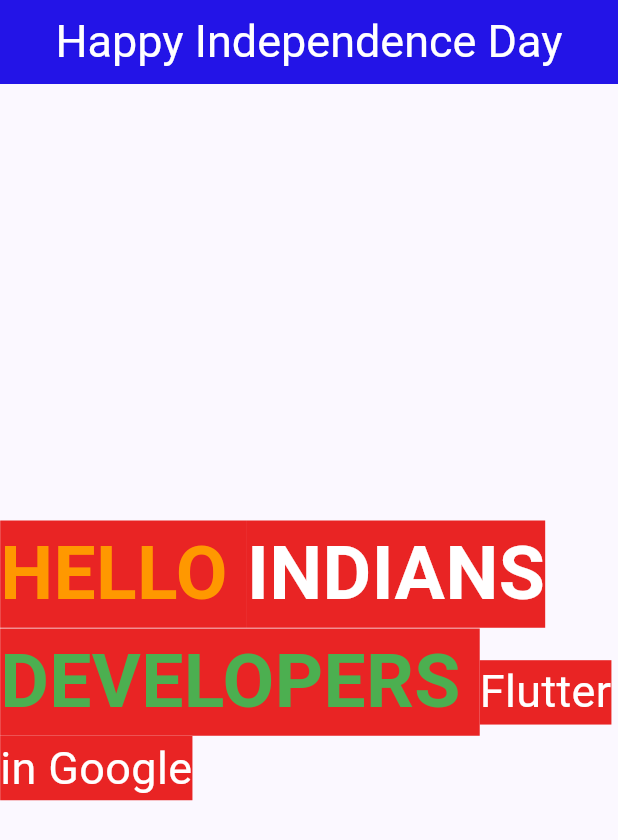
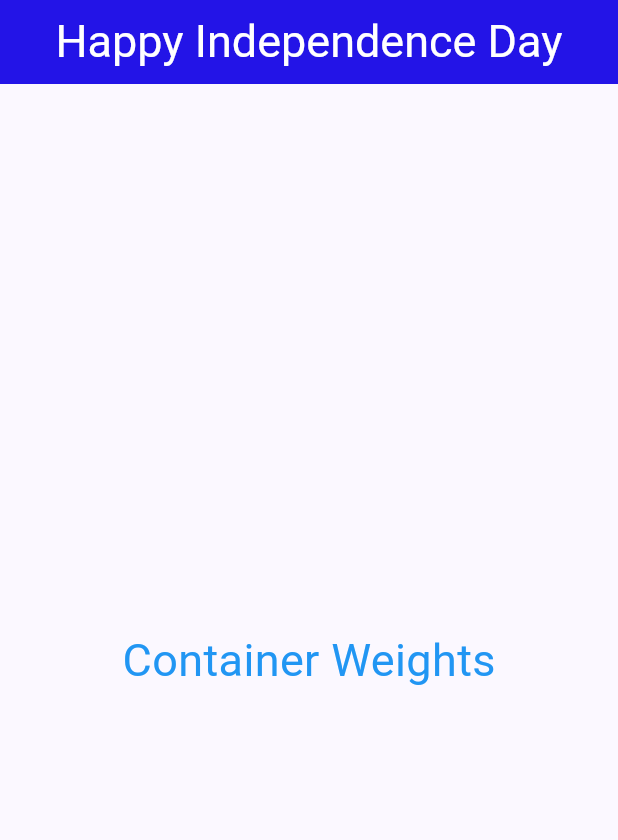
Before and after one commit to Roshan-Barkane/77th_indepandent_day, a Flutter app: the screen it shows after launch, on a phone screen of 412 x 824 dp. Shown: the top 840 px of the screen. Run offline on Flutter 3.47's test engine with Material 2 defaults, Android fonts, the phone set to English and light mode, and no system bars.

Commit message:
Container

```diff
--- a/lib/second.dart
+++ b/lib/second.dart
@@ -20,36 +20,14 @@ class _secondState extends State<second> {
           ),
         ),
       ),
-        body: const Center(
-          child: Text.rich(TextSpan(
-              text: 'HELLO ',
-              style: TextStyle(
-                  fontSize: 50,
-                  backgroundColor: Color.fromARGB(255, 233, 36, 36),
-                  color: Colors.orange,
-                  fontWeight: FontWeight.bold),
-              children: <InlineSpan>[
-                TextSpan(
-                    text: 'INDIANS',
-                    style: TextStyle(
-                        backgroundColor: Color.fromARGB(255, 233, 36, 36),
-                        color: Colors.white,
-                        fontSize: 50,
-                        fontWeight: FontWeight.bold)),
-                TextSpan(
-                    text: ' DEVELOPERS ',
-                    style: TextStyle(
-                        fontSize: 50,
-                        backgroundColor: Color.fromARGB(255, 233, 36, 36),
-                        color: Colors.green,
-                        fontWeight: FontWeight.bold)),
-                TextSpan(
-                    text: 'Flutter in Google',
-                    style: TextStyle(
-                        fontSize: 30,
-                        color: Colors.white,
-                        fontWeight: FontWeight.normal))
-              ])),
-        ));
+      body: Center(
+        child: Container(
+          child: const Text(
+            'Container Weights',
+            style: TextStyle(fontSize: 30, color: Colors.blue),
+          ),
+        ),
+      ),
+    );
   }
 }
```
Lines whose indentation alone changed are shown as unchanged.
